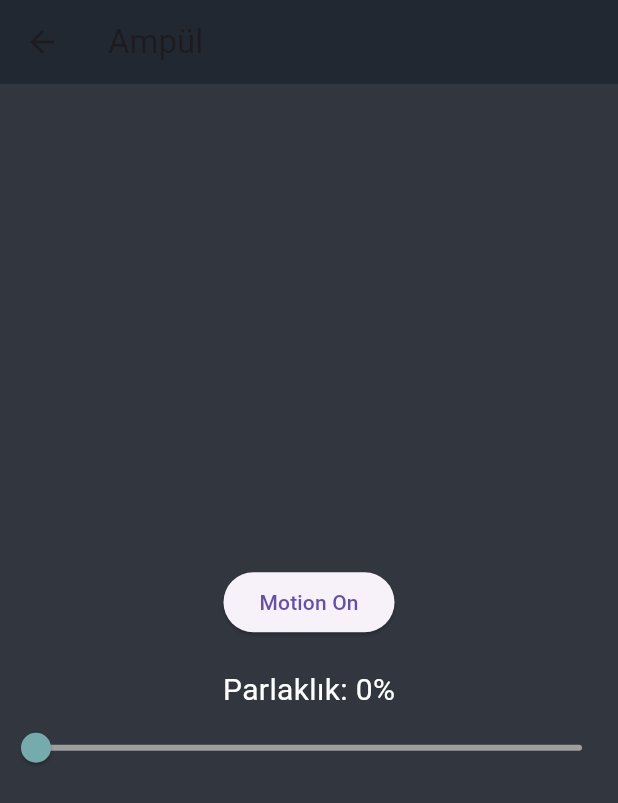
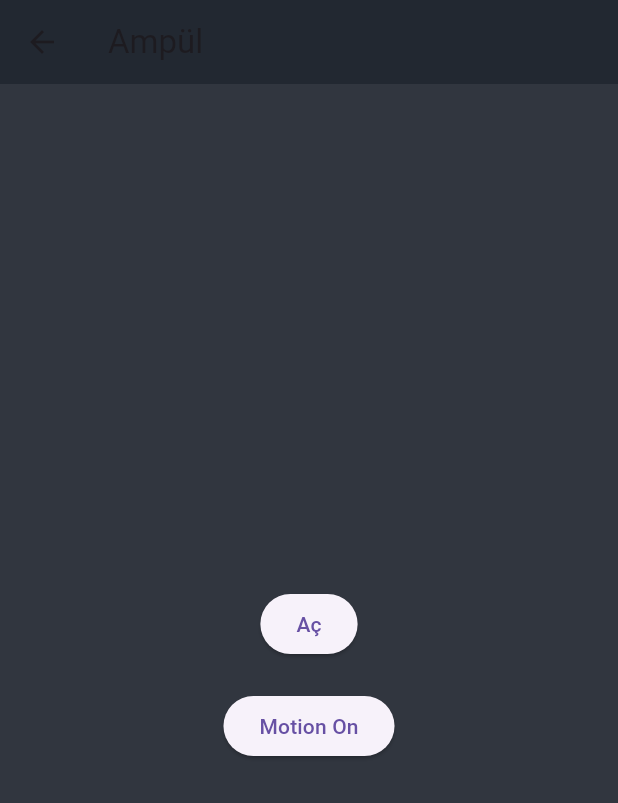
Before and after one commit to yavuztokdemir/Smart-Energy-Managment-Mobile-App, a Flutter app: the AmpulPage screen opened directly, on a phone screen of 412 x 824 dp. Shown: the top 803 px of the screen. Run offline on Flutter 3.47's test engine with Material 3 defaults, Android fonts, the phone set to English and light mode, and no system bars; our stand-ins replace firebase_core, firebase_database; accounts and stored records are empty.

Commit message:
The brightness adjusment slide was replaced with on/off button

```diff
--- a/lib/ampul_page.dart
+++ b/lib/ampul_page.dart
@@ -7,22 +7,19 @@ class AmpulPage extends StatefulWidget {
 }
 
 class _AmpulPageState extends State<AmpulPage> {
-  int brightnessPercentage = 0; // Başlangıçta parlaklık yüzdesi 0
+  bool lightState = false; // Ampulün başlangıçta kapalı olduğunu varsayalım
   bool motionDetectionMode = false; // Hareket algılama modu
 
-  Future<void> updateBrightness(double percentage) async {
-    // Yüzde değerini tam sayıya yuvarla
-    int brightnessValue = percentage.round();
-
+  Future<void> updateLightState(bool state) async {
     // Firebase Realtime Database referansı oluştur
     final DatabaseReference databaseRef = FirebaseDatabase.instance.ref();
 
-    // Firebase Realtime Database'e parlaklık değerini güncelle
-    await databaseRef.child('brightness').set(brightnessValue);
+    // Firebase Realtime Database'e ışık durumunu güncelle
+    await databaseRef.child('light').set(state ? 1 : 0);
 
     // setState ile yeniden çizimi tetikle
     setState(() {
-      brightnessPercentage = brightnessValue;
+      lightState = state;
     });
   }
 
@@ -47,46 +44,32 @@ class _AmpulPageState extends State<AmpulPage> {
         title: Text('Ampül'),
         backgroundColor: Color(0xFF222831),
       ),
-      body: Column(
-        mainAxisAlignment: MainAxisAlignment.center,
+      body: Center(
+        // Wrap the column with Center widget
+        child: Column(
+          mainAxisAlignment:
+              MainAxisAlignment.center, // Already set for vertical centering
           children: [
             SizedBox(height: 20),
             ElevatedButton(
               onPressed: () {
-              // Hareket algılama modunu güncelle
+                updateLightState(!lightState);
+              },
+              child: Text(
+                lightState ? 'Kapat' : 'Aç',
+              ),
+            ),
+            SizedBox(height: 20),
+            ElevatedButton(
+              onPressed: () {
                 updateMotionDetectionMode(!motionDetectionMode);
               },
               child: Text(
                 motionDetectionMode ? 'Motion Off' : 'Motion On',
               ),
             ),
-          SizedBox(height: 20),
-          Center(
-            child: Column(
-              mainAxisAlignment: MainAxisAlignment.center,
-              children: [
-                Text(
-                  'Parlaklık: $brightnessPercentage%', // Kullanıcıya seçtiği yüzde değerini göster
-                  style: TextStyle(
-                    fontSize: 20,
-                    color: Colors.white,
-                  ),
-                ),
-                Slider(
-                  value: brightnessPercentage.toDouble(),
-                  min: 0,
-                  max: 100,
-                  onChanged: (value) {
-                    // Parlaklık yüzdesi değiştiğinde updateBrightness metodunu çağır
-                    updateBrightness(value);
-                  },
-                  activeColor: Color.fromARGB(255, 118, 171, 174),
-                  inactiveColor: Colors.grey,
-                ),
           ],
         ),
-          ),
-        ],
       ),
     );
   }
```
Lines whose indentation alone changed are shown as unchanged.
